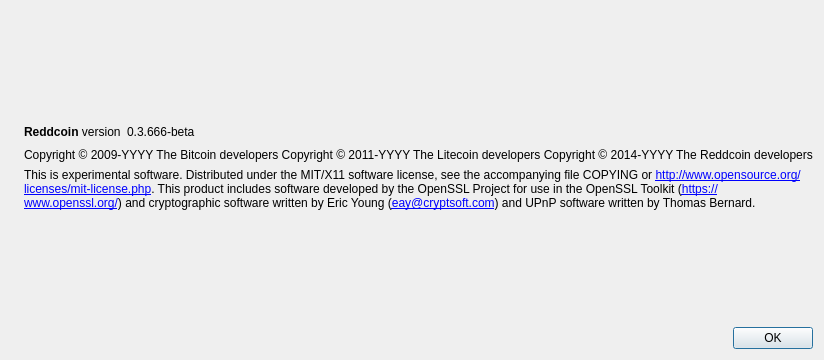
Old version of the form src/qt/forms/aboutdialog.ui in the repository zarGonnn/reddcoin.
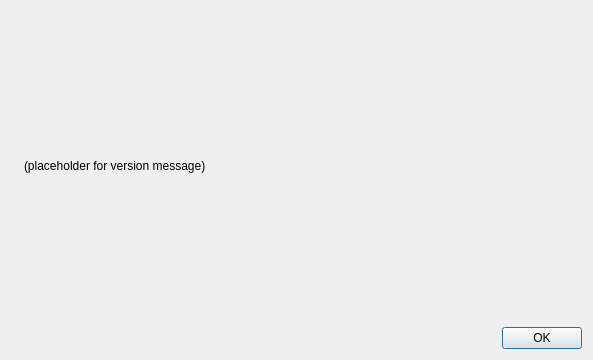
New version of the form. Icons and pictures are not drawn.

Commit message:
Add 'about' information to `-version` output
Adds a copyright and attribution message to the `-version` output
(the same as shown in the About dialog in the GUI).

Move the message to a function LicenseInfo in init.cpp.

Conflicts:
	src/qt/forms/aboutdialog.ui
	src/qt/utilitydialog.cpp

The edit to the form file:
```diff
--- a/src/qt/forms/aboutdialog.ui
+++ b/src/qt/forms/aboutdialog.ui
@@ -43,78 +43,14 @@
       </spacer>
      </item>
      <item>
-      <layout class="QHBoxLayout" name="horizontalLayout">
-       <item>
-        <widget class="QLabel" name="label">
-         <property name="cursor">
-          <cursorShape>IBeamCursor</cursorShape>
-         </property>
-         <property name="text">
-          <string>&lt;b&gt;Reddcoin&lt;/b&gt; version</string>
-         </property>
-         <property name="textInteractionFlags">
-          <set>Qt::LinksAccessibleByMouse|Qt::TextSelectableByKeyboard|Qt::TextSelectableByMouse</set>
-         </property>
-        </widget>
-       </item>
-       <item>
-        <widget class="QLabel" name="versionLabel">
-         <property name="cursor">
-          <cursorShape>IBeamCursor</cursorShape>
-         </property>
-         <property name="text">
-          <string notr="true">0.3.666-beta</string>
-         </property>
-         <property name="textInteractionFlags">
-          <set>Qt::LinksAccessibleByMouse|Qt::TextSelectableByKeyboard|Qt::TextSelectableByMouse</set>
-         </property>
-        </widget>
-       </item>
-       <item>
-        <spacer name="horizontalSpacer">
-         <property name="orientation">
-          <enum>Qt::Horizontal</enum>
-         </property>
-         <property name="sizeHint" stdset="0">
-          <size>
-           <width>40</width>
-           <height>20</height>
-          </size>
-         </property>
-        </spacer>
-       </item>
-      </layout>
-     </item>
-     <item>
-      <widget class="QLabel" name="copyrightLabel">
+      <widget class="QLabel" name="versionLabel">
        <property name="cursor">
         <cursorShape>IBeamCursor</cursorShape>
        </property>
        <property name="text">
-        <string notr="true">Copyright &amp;copy; 2009-YYYY The Bitcoin developers
-Copyright &amp;copy; 2011-YYYY The Litecoin developers
-Copyright &amp;copy; 2014-YYYY The Reddcoin developers</string>
-       </property>
-       <property name="textFormat">
-        <enum>Qt::RichText</enum>
-       </property>
-       <property name="textInteractionFlags">
-        <set>Qt::LinksAccessibleByMouse|Qt::TextSelectableByKeyboard|Qt::TextSelectableByMouse</set>
-       </property>
-      </widget>
-     </item>
-     <item>
-      <widget class="QLabel" name="label_2">
-       <property name="cursor">
-        <cursorShape>IBeamCursor</cursorShape>
-       </property>
-       <property name="text">
-        <string>
-This is experimental software.
-
-Distributed under the MIT/X11 software license, see the accompanying file COPYING or &lt;a href=&quot;http://www.opensource.org/licenses/mit-license.php&quot;&gt;http://www.opensource.org/licenses/mit-license.php&lt;/a&gt;.
-
-This product includes software developed by the OpenSSL Project for use in the OpenSSL Toolkit (&lt;a href=&quot;https://www.openssl.org/&quot;&gt;https://www.openssl.org/&lt;/a&gt;) and cryptographic software written by Eric Young (&lt;a href=&quot;mailto:eay@cryptsoft.com&quot;&gt;eay@cryptsoft.com&lt;/a&gt;) and UPnP software written by Thomas Bernard.</string>
+        <string notr="true">
+(placeholder for version message)
+        </string>
        </property>
        <property name="textFormat">
         <enum>Qt::RichText</enum>
```
The commit also changes 4 other files.
